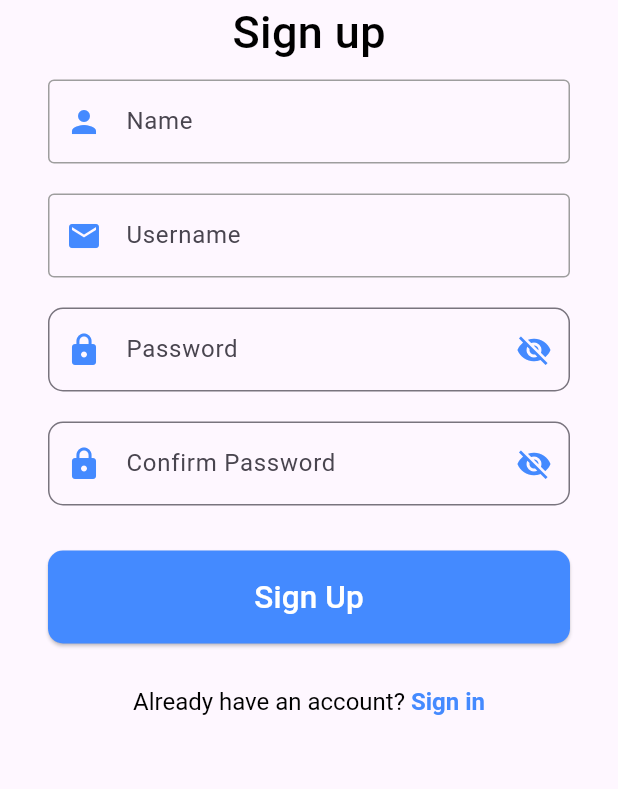
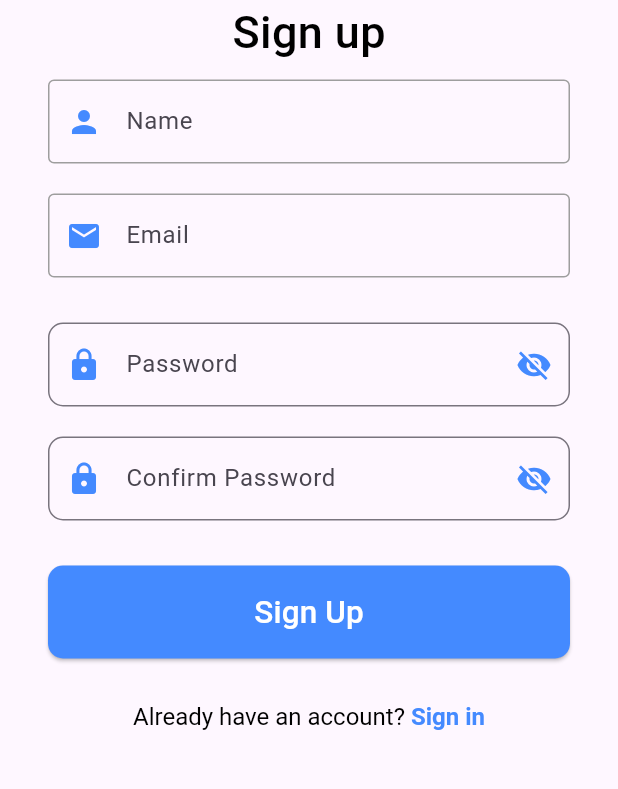
Before and after one commit to eyoaab/Localize_Ai_Mobile_app_Project, a Flutter app: the SignupPage screen opened directly, on a phone screen of 412 x 824 dp, the part 399-1188 px from its top. Run offline on Flutter 3.47's test engine with Material 3 defaults, Android fonts, the phone set to English and light mode, and no system bars; our stand-ins replace dartz, device_preview, flutter_bloc, flutter_spinkit, get_it, google_fonts and 2 more; accounts and stored records are empty; Roboto replaces fonts that are missing (Balthazar).

Commit message:
implmented validation for signup page

```diff
--- a/loclaize_ai/lib/feutures/authetication/presentation/pages/signup_page.dart
+++ b/loclaize_ai/lib/feutures/authetication/presentation/pages/signup_page.dart
@@ -1,6 +1,7 @@
 import 'package:flutter/material.dart';
 import 'package:flutter_bloc/flutter_bloc.dart';
 import 'package:google_fonts/google_fonts.dart';
+import 'package:loclaize_ai/core/commonFunctions/commonFunction.dart';
 import 'package:loclaize_ai/core/commonWidgets/password_text_field.dart';
 import 'package:loclaize_ai/core/commonWidgets/store.dart';
 import 'package:loclaize_ai/feutures/authetication/domain/entity/user_entity.dart';
@@ -20,8 +21,15 @@ class _SignupPageState extends State<SignupPage> {
   final _passwordController = TextEditingController();
   final _confirmPasswordController = TextEditingController();
 
-   bool _isPasswordVisible = false;
+  bool _isPasswordVisible = false;
   bool _isConfirmPasswordVisible = false;
+
+  String? _emailError;
+  Color _borderColorForEmail = Colors.grey;
+
+  String? PasswordError;
+  Color _borderColorForPassword = Colors.grey;
+
 
 
   void clearFields() {
@@ -32,6 +40,7 @@ class _SignupPageState extends State<SignupPage> {
   }
 
   void signUpUser() async {
+    if(_emailError != null){return;}
     final name = _nameController.text;
     final username = _usernameController.text;
     final password = _passwordController.text;
@@ -152,11 +161,50 @@ class _SignupPageState extends State<SignupPage> {
 
                     TextField(
                       controller: _usernameController,
-                      decoration: customInputDecoration(
-                        labelText: 'Username',
-                        prefixIcon: const Icon(Icons.email, color: Colors.blueAccent),
+                      decoration: InputDecoration(
+                      labelText: 'Email',
+                      prefixIcon: const Icon(Icons.email, color: Colors.blueAccent),
+                      enabledBorder: OutlineInputBorder(
+                        borderSide: BorderSide(color: _borderColorForEmail),
                       ),
+                      focusedBorder: OutlineInputBorder(
+                        borderSide: BorderSide(color: _borderColorForEmail),
+                      ),
+                      errorBorder: const OutlineInputBorder(
+                        borderSide: BorderSide(color: Colors.red),
+                      ),
+                      focusedErrorBorder: const OutlineInputBorder(
+                        borderSide: BorderSide(color: Colors.red),
+                      ),
+
                     ),
+                     keyboardType: TextInputType.emailAddress,
+                      onChanged: (value) {
+                      if (value.isEmpty) {
+                        setState(() {
+                          _emailError = 'Please enter your email';
+                          _borderColorForEmail  = Colors.red;
+                        });
+                      } else if (!isValidEmail(value)) {
+                        setState(() {
+                          _emailError = 'Please enter a valid email address';
+                         _borderColorForEmail  = Colors.red;
+                        });
+                      } else {
+                        setState(() {
+                          _emailError = null;
+                          _borderColorForEmail  = Colors.green;
+                        });
+                      }
+                    },
+
+                    ),
+                    const SizedBox(height: 10),
+                      if (_emailError != null)
+                        Text(
+                        _emailError!,
+                        style: const TextStyle(color: Colors.red),
+                        ),
                     const SizedBox(height: 20),
 
                     TextField(
```
